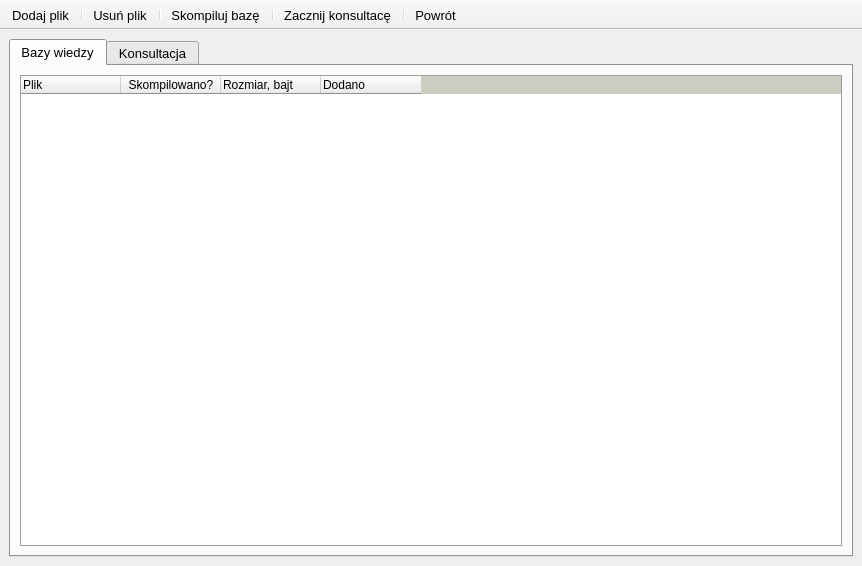
Before: the Qt Designer form pyscanex.ui in pyden/PyScanex, drawn with Qt 5.
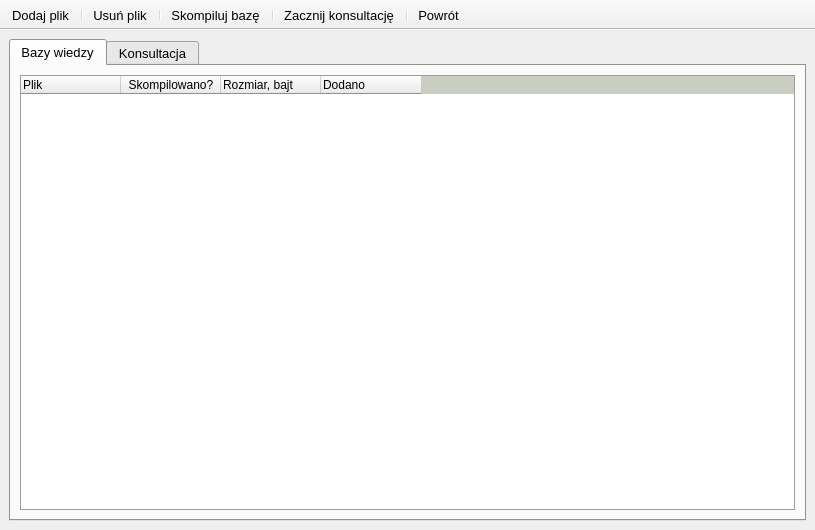
After: the same form once the commit is applied. The open tabs and pages were chosen to show the change. Icons and pictures are not drawn.

What changed in the file:
```diff
--- a/pyscanex.ui
+++ b/pyscanex.ui
@@ -6,8 +6,8 @@
    <rect>
     <x>0</x>
     <y>0</y>
-    <width>862</width>
-    <height>566</height>
+    <width>815</width>
+    <height>530</height>
    </rect>
   </property>
   <property name="font">
@@ -538,7 +538,7 @@
      <normaloff>:/icons/database_go.png</normaloff>:/icons/database_go.png</iconset>
    </property>
    <property name="text">
-    <string>Zacznij konsultacę</string>
+    <string>Zacznij konsultację </string>
    </property>
    <property name="toolTip">
     <string>Run selected knowledge base</string>
```
Left out of the diff: 2 changed lines with no effect on the pictures.
